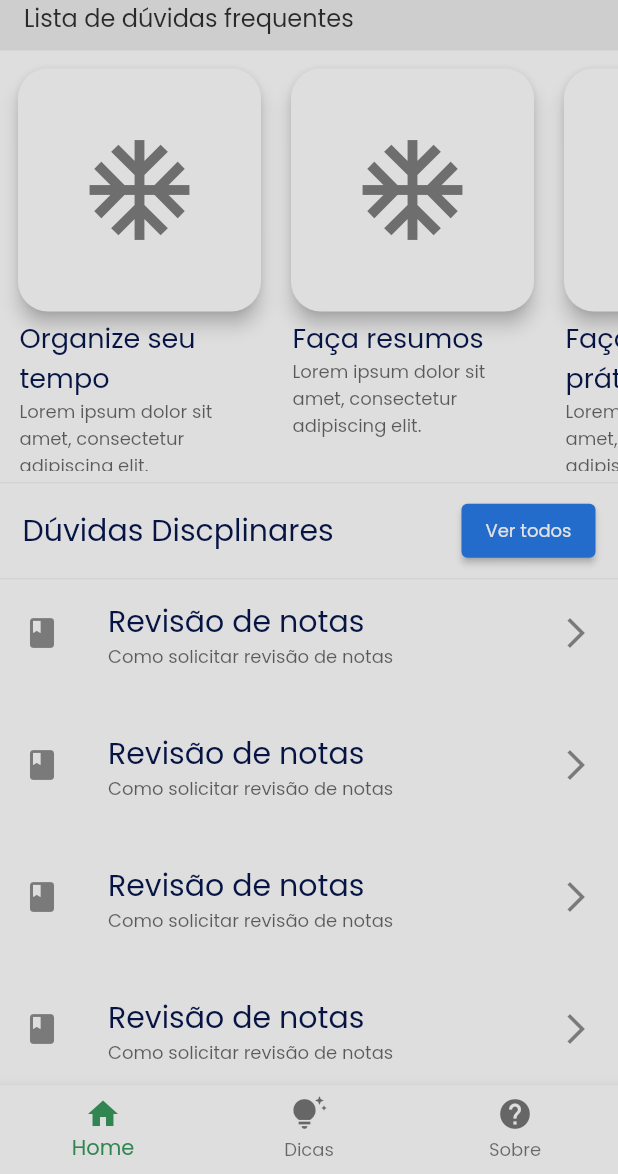
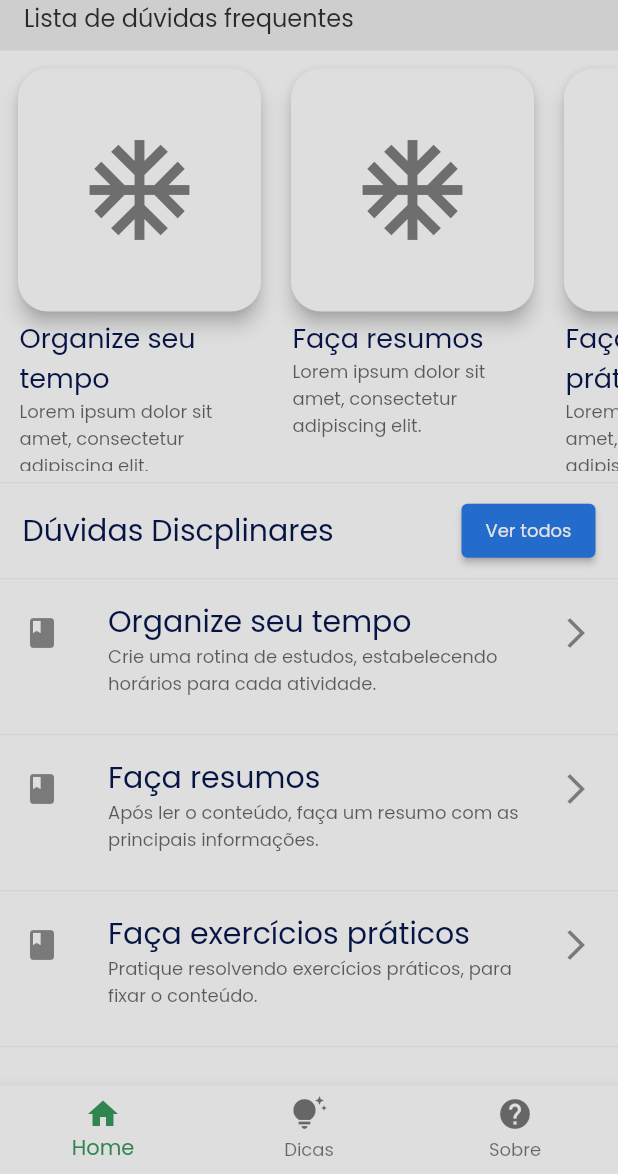
Before and after one commit to fga-eps-mds/2023.1-GuiaUnB, a Flutter app: the HomePage screen opened by its route, on a phone screen of 412 x 824 dp, the part 62-1236 px from its top. Run offline on Flutter 3.47's test engine with Material 2 defaults, Android fonts, the phone set to English and light mode, and no system bars; our stand-ins replace flutter_svg.

Commit message:
listview divider

```diff
--- a/guia_unb/lib/pages/home/dicas/tips_content.dart
+++ b/guia_unb/lib/pages/home/dicas/tips_content.dart
@@ -25,5 +25,27 @@ class TipsContent {
       "description": 'Lorem ipsum dolor sit amet, consectetur adipiscing elit.',
       "icon": Icons.ac_unit,
     },
+    {
+      "title": 'Organize seu tempo',
+      "subtitle":
+      'Crie uma rotina de estudos, estabelecendo horários para cada atividade.',
+      "description": 'Lorem ipsum dolor sit amet, consectetur adipiscing elit.',
+      "icon": Icons.ac_unit,
+    },
+    {
+      "title": 'Faça resumos',
+      "subtitle":
+      'Após ler o conteúdo, faça um resumo com as principais informações.',
+      "description": 'Lorem ipsum dolor sit amet, consectetur adipiscing elit.',
+      "icon": Icons.ac_unit,
+    },
+    {
+      "title": 'Faça exercícios práticos',
+      "subtitle":
+      'Pratique resolvendo exercícios práticos, para fixar o conteúdo.',
+      "description": 'Lorem ipsum dolor sit amet, consectetur adipiscing elit.',
+      "icon": Icons.ac_unit,
+    },
+
   ];
 }
--- a/guia_unb/lib/pages/home/inicio/inicio.dart
+++ b/guia_unb/lib/pages/home/inicio/inicio.dart
@@ -48,21 +48,26 @@ class InitialPage extends StatelessWidget {
         SizedBox(
           height: screenSize.height * 0.38,
           child: ListView.builder(
-            itemCount: 5,
-            itemBuilder: (_, __) => InkWell(
+            itemCount: mockData.length,
+            itemBuilder: (_, index) => InkWell(
               onTap: () {},
-              child: ListTile(
+              child: Column(
+                children: [
+                  ListTile(
                     isThreeLine: true,
-                leading: Icon(Icons.book),
+                    leading: const Icon(Icons.book),
                     title: Text(
-                  "Revisão de notas",
+                      mockData[index]["title"],
                       style: theme.textTheme.labelMedium,
                     ),
-                subtitle: Text("Como solicitar revisão de notas",
+                    subtitle: Text(mockData[index]["subtitle"],
                         style: theme.textTheme.bodySmall?.copyWith(
                           color: theme.colorScheme.onSurface.withOpacity(0.6),
                         )),
                     trailing: const Icon(Icons.arrow_forward_ios),
+                  ),
+                  const Divider()
+                ],
               ),
             ),
           ),
```
Lines whose indentation alone changed are shown as unchanged.
